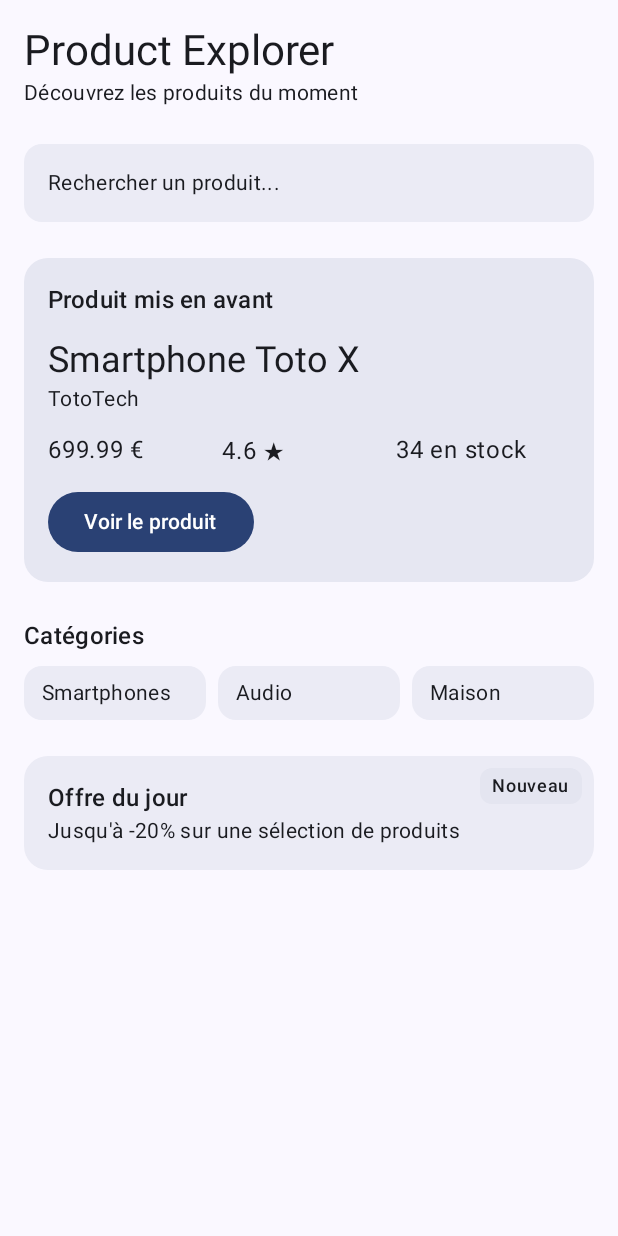
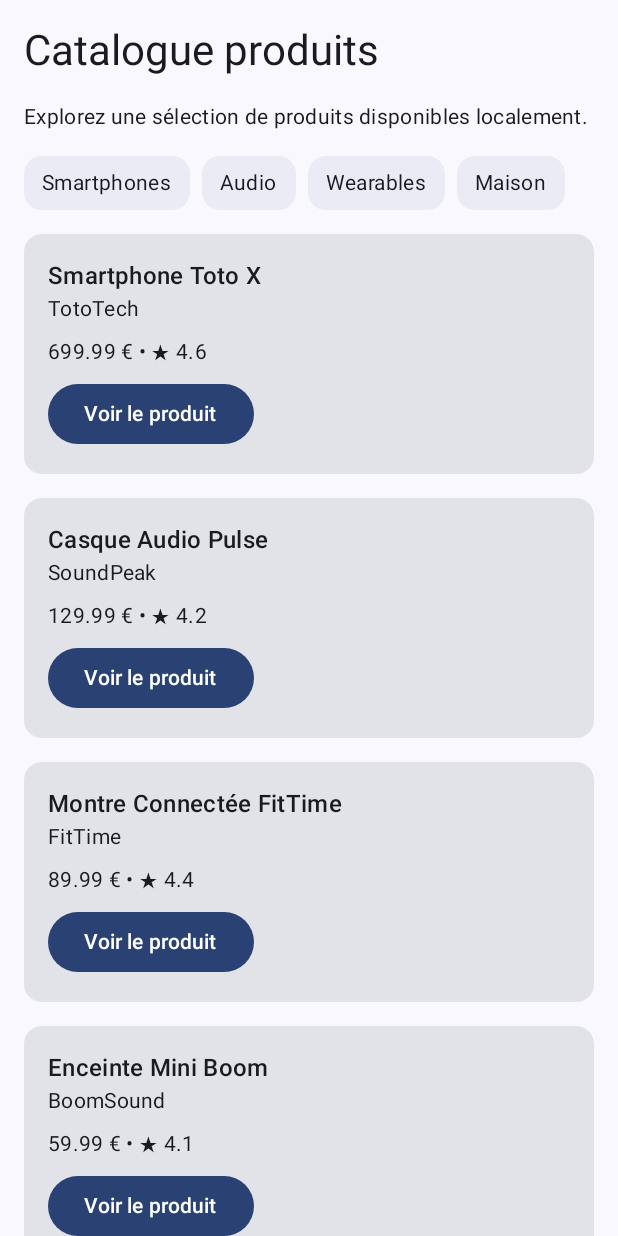
Before and after one commit to CoupDeCoeur/ProductExplorer, an Android app built with Jetpack Compose: the screen it shows after launch (MainActivity), on a phone screen of 412 x 824 dp. Run offline under Robolectric (Android 15) with nearby library versions, the phone set to English and light mode, and no system bars.

Commit message:
TP 6 COMMIT

```diff
--- a/app/src/main/java/com/example/productexplorer/MainActivity.kt
+++ b/app/src/main/java/com/example/productexplorer/MainActivity.kt
@@ -5,14 +5,19 @@ import androidx.activity.ComponentActivity
 import androidx.activity.compose.setContent
 import androidx.activity.enableEdgeToEdge
 import androidx.compose.foundation.Image
+import androidx.compose.foundation.layout.Arrangement
 import androidx.compose.foundation.layout.Box
 import androidx.compose.foundation.layout.Column
+import androidx.compose.foundation.layout.PaddingValues
 import androidx.compose.foundation.layout.Row
 import androidx.compose.foundation.layout.Spacer
 import androidx.compose.foundation.layout.fillMaxSize
 import androidx.compose.foundation.layout.fillMaxWidth
 import androidx.compose.foundation.layout.height
 import androidx.compose.foundation.layout.padding
+import androidx.compose.foundation.lazy.LazyColumn
+import androidx.compose.foundation.lazy.LazyRow
+import androidx.compose.foundation.lazy.items
 import androidx.compose.material.icons.Icons
 import androidx.compose.material.icons.filled.Star
 import androidx.compose.material3.Button
@@ -38,10 +43,10 @@ class MainActivity : ComponentActivity() {
         setContent {
             ProductExplorerTheme {
                 Scaffold(modifier = Modifier.fillMaxSize()) { innerPadding ->
-                    // TP5 : On affiche l'écran d'accueil au démarrage
-                    ProductHomeScreen(
-                        featuredProduct = sampleProduct(),
-                        onFeaturedProductClick = {
+                    // TP6 : On affiche maintenant le catalogue de produits
+                    ProductCatalogScreen(
+                        products = sampleProducts(),
+                        onProductClick = {
                             // Plus tard : ouvrir le détail du produit
                         },
                         modifier = Modifier.padding(innerPadding)
@@ -54,6 +59,7 @@ class MainActivity : ComponentActivity() {
 
 // --- MODÈLE DE DONNÉES ET EXEMPLES (TP 4) ---
 data class ProductUi(
+    val id: Int,
     val title: String,
     val brand: String,
     val category: String,
@@ -68,6 +74,7 @@ data class ProductUi(
 
 fun sampleProduct(): ProductUi {
     return ProductUi(
+        id = 1,
         title = "Smartphone Toto X",
         brand = "TotoTech",
         category = "Smartphones",
@@ -83,6 +90,7 @@ fun sampleProduct(): ProductUi {
 
 fun sampleProductOutOfStock(): ProductUi {
     return ProductUi(
+        id = 2,
         title = "Casque Audio Pulse",
         brand = "SoundPeak",
         category = "Audio",
@@ -94,6 +102,56 @@ fun sampleProductOutOfStock(): ProductUi {
         warrantyInformation = "Garantie constructeur : 1 an",
         shippingInformation = "Produit temporairement indisponible"
     )
+}
+
+// --- DONNÉES LOCALES DU CATALOGUE (TP 6) ---
+fun sampleProducts(): List<ProductUi> {
+    return listOf(
+        sampleProduct(),
+        ProductUi(
+            id = 2,
+            title = "Casque Audio Pulse",
+            brand = "SoundPeak",
+            category = "Audio",
+            description = "Un casque confortable pour écouter de la musique et travailler dans de bonnes conditions.",
+            price = 129.99,
+            discountPercentage = 8.0,
+            rating = 4.2,
+            stock = 0,
+            warrantyInformation = "Garantie constructeur : 1 an",
+            shippingInformation = "Produit temporairement indisponible"
+        ),
+        ProductUi(
+            id = 3,
+            title = "Montre Connectée FitTime",
+            brand = "FitTime",
+            category = "Wearables",
+            description = "Une montre connectée simple pour suivre l’activité quotidienne.",
+            price = 89.99,
+            discountPercentage = 15.0,
+            rating = 4.4,
+            stock = 18,
+            warrantyInformation = "Garantie constructeur : 2 ans",
+            shippingInformation = "Livraison estimée : 2 à 4 jours ouvrés"
+        ),
+        ProductUi(
+            id = 4,
+            title = "Enceinte Mini Boom",
+            brand = "BoomSound",
+            category = "Audio",
+            description = "Une enceinte compacte pour écouter de la musique à la maison ou en déplacement.",
+            price = 59.99,
+            discountPercentage = 5.0,
+            rating = 4.1,
+            stock = 52,
+            warrantyInformation = "Garantie constructeur : 1 an",
+            shippingInformation = "Livraison estimée : 3 jours ouvrés"
+        )
+    )
+}
+
+fun sampleCategories(): List<String> {
+    return listOf("Smartphones", "Audio", "Wearables", "Maison")
 }
 
 // ==========================================
@@ -307,6 +365,100 @@ fun DailyOfferBox(modifier: Modifier = Modifier) {
 
 
 // ==========================================
+// --- COMPOSABLES DU TP 6 (CATALOGUE) ---
+// ==========================================
+
+// 1. Écran catalogue : titre, description, catégories puis liste des produits
+@Composable
+fun ProductCatalogScreen(
+    products: List<ProductUi>,
+    onProductClick: (ProductUi) -> Unit,
+    modifier: Modifier = Modifier
+) {
+    LazyColumn(
+        modifier = modifier.fillMaxSize(),
+        contentPadding = PaddingValues(16.dp), // Marge intérieure autour du contenu de la liste
+        verticalArrangement = Arrangement.spacedBy(16.dp) // Espace vertical entre les éléments
+    ) {
+        item {
+            Text(
+                text = "Catalogue produits",
+                style = MaterialTheme.typography.headlineMedium
+            )
+        }
+        item {
+            Text(
+                text = "Explorez une sélection de produits disponibles localement.",
+                style = MaterialTheme.typography.bodyMedium
+            )
+        }
+        item {
+            CategoryRow(categories = sampleCategories())
+        }
+        items(
+            items = products,
+            key = { product -> product.id }
+        ) { product ->
+            ProductListItem(
+                product = product,
+                onClick = {
+                    onProductClick(product)
+                }
+            )
+        }
+    }
+}
+
+// 2. Carte réutilisable pour un produit de la liste
+@Composable
+fun ProductListItem(
+    product: ProductUi,
+    onClick: () -> Unit,
+    modifier: Modifier = Modifier
+) {
+    Card(modifier = modifier.fillMaxWidth()) {
+        Column(
+            modifier = Modifier.padding(16.dp)
+        ) {
+            Text(
+                text = product.title,
+                style = MaterialTheme.typography.titleMedium
+            )
+            Text(
+                text = product.brand,
+                style = MaterialTheme.typography.bodyMedium
+            )
+            Spacer(modifier = Modifier.height(8.dp))
+            Text(
+                text = "${product.price} € • ★ ${product.rating}",
+                style = MaterialTheme.typography.bodyMedium
+            )
+            Spacer(modifier = Modifier.height(8.dp))
+            Button(onClick = onClick) {
+                Text(text = "Voir le produit")
+            }
+        }
+    }
+}
+
+// 3. Ligne horizontale de catégories
+@Composable
+fun CategoryRow(
+    categories: List<String>,
+    modifier: Modifier = Modifier
+) {
+    LazyRow(
+        modifier = modifier,
+        horizontalArrangement = Arrangement.spacedBy(8.dp)
+    ) {
+        items(categories) { category ->
+            CategoryChip(label = category)
+        }
+    }
+}
+
+
+// ==========================================
 // --- ANCIENS COMPOSABLES DU TP 4 (DETAIL) ---
 // ==========================================
 
@@ -467,3 +619,13 @@ fun ProductDetailScreenPreview() {
         )
     }
 }
+@Preview(showBackground = true)
+@Composable
+fun ProductCatalogScreenPreview() {
+    ProductExplorerTheme {
+        ProductCatalogScreen(
+            products = sampleProducts(),
+            onProductClick = {}
+        )
+    }
+}
```
